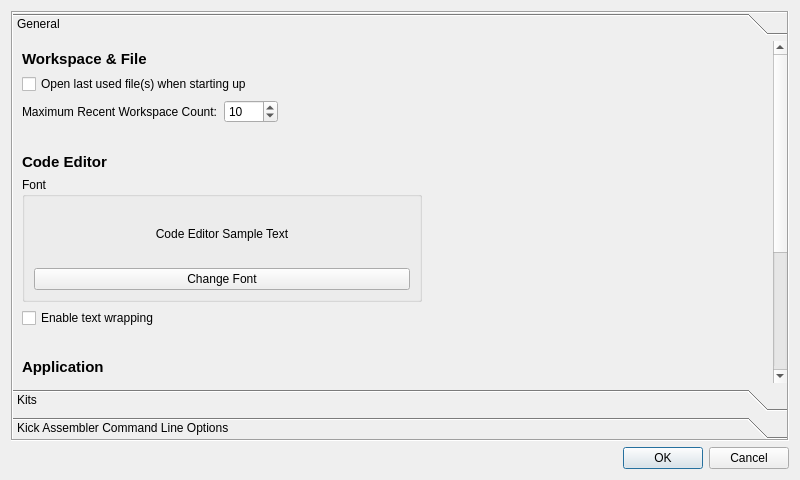
This is settingswindow.ui in emartisoft/IDE65XX as Qt 5 draws it before an edit. The edited form follows.
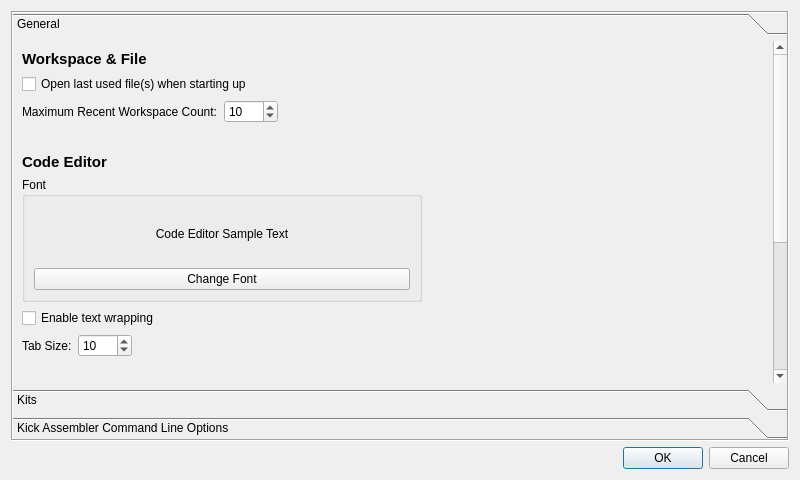
This is the edited form. The open tabs and pages were chosen to show the change.

The edit to the form file:
```diff
--- a/settingswindow.ui
+++ b/settingswindow.ui
@@ -47,9 +47,9 @@
       <property name="geometry">
        <rect>
         <x>0</x>
-        <y>-203</y>
+        <y>-26</y>
         <width>761</width>
-        <height>551</height>
+        <height>579</height>
        </rect>
       </property>
       <attribute name="label">
@@ -212,6 +212,49 @@
          </property>
         </widget>
        </item>
+       <item>
+        <layout class="QHBoxLayout" name="horizontalLayout_57">
+         <item>
+          <widget class="QLabel" name="label_47">
+           <property name="sizePolicy">
+            <sizepolicy hsizetype="Preferred" vsizetype="Preferred">
+             <horstretch>0</horstretch>
+             <verstretch>0</verstretch>
+            </sizepolicy>
+           </property>
+           <property name="text">
+            <string>Tab Size:</string>
+           </property>
+          </widget>
+         </item>
+         <item>
+          <widget class="QSpinBox" name="spTabStopDistance">
+           <property name="minimum">
+            <number>4</number>
+           </property>
+           <property name="maximum">
+            <number>9999</number>
+           </property>
+           <property name="value">
+            <number>10</number>
+           </property>
+          </widget>
+         </item>
+         <item>
+          <spacer name="horizontalSpacer_17">
+           <property name="orientation">
+            <enum>Qt::Horizontal</enum>
+           </property>
+           <property name="sizeHint" stdset="0">
+            <size>
+             <width>40</width>
+             <height>20</height>
+            </size>
+           </property>
+          </spacer>
+         </item>
+        </layout>
+       </item>
        <item>
         <spacer name="verticalSpacer_5">
          <property name="orientation">
```
Left out of the diff: 6 changed lines with no effect on the pictures.
